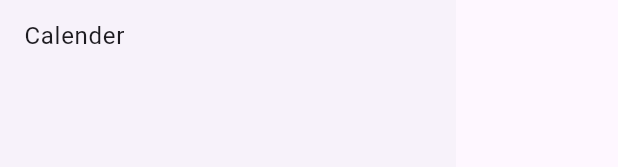
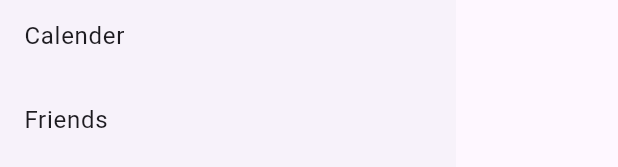
Before and after one commit to sapatevaibhav/leetkode, a Flutter app: the AppDrawer widget shown alone on an empty page, opened directly with empty values, on a phone screen of 412 x 824 dp. Shown: the part 427-594 px from the top of the screen. Run offline on Flutter 3.47's test engine with Material 3 defaults, Android fonts, the phone set to English and light mode, and no system bars; our stand-ins replace adaptive_theme, dashed_circular_progress_bar, percent_indicator, shared_preferences; accounts and stored records are empty.

Commit message:
Added the friends page

```diff
--- a/lib/helper/app_drawer.dart
+++ b/lib/helper/app_drawer.dart
@@ -1,6 +1,7 @@
 import 'package:flutter/material.dart';
 import 'package:leetkode/helper/username_prompt.dart';
 import 'package:leetkode/pages/demo_calender.dart';
+import 'package:leetkode/pages/friends_page.dart';
 import 'package:leetkode/pages/view_profile.dart';
 
 class AppDrawer extends StatelessWidget {
@@ -53,7 +54,8 @@ class AppDrawer extends StatelessWidget {
                 MaterialPageRoute(builder: (context) => const ProfilePage()),
               );
             },
-          ),ListTile(
+          ),
+          ListTile(
             title: const Text(
               'Calender',
             ),
@@ -64,6 +66,17 @@ class AppDrawer extends StatelessWidget {
               );
             },
           ),
+          ListTile(
+            title: const Text(
+              'Friends',
+            ),
+            onTap: () {
+              Navigator.push(
+                context,
+                MaterialPageRoute(builder: (context) => const FriendsPage()),
+              );
+            },
+          ),
         ],
       ),
     );
```
